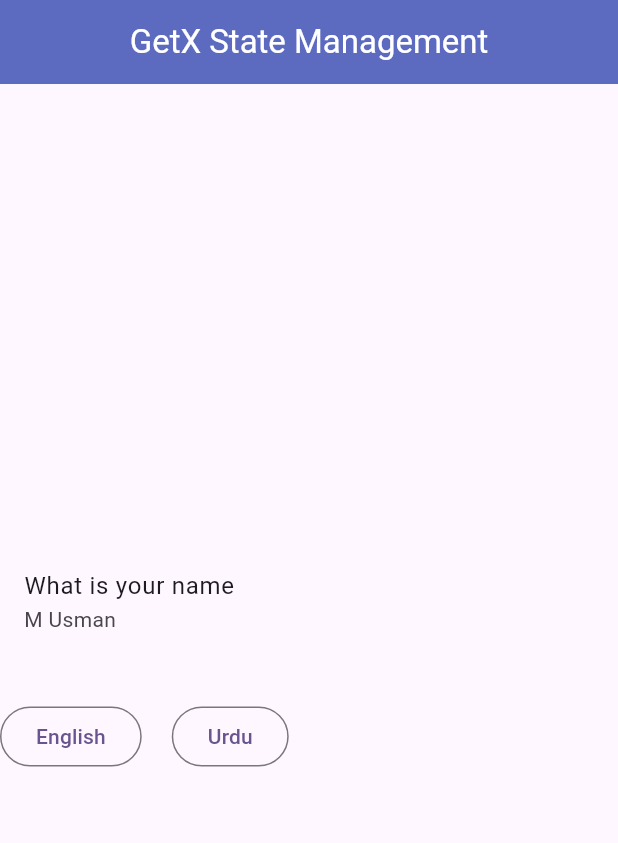
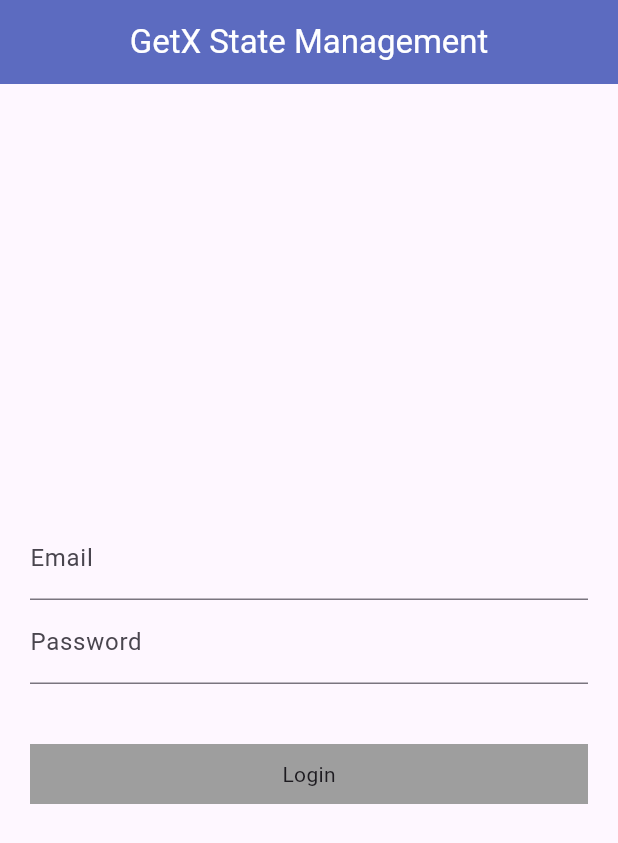
Before and after one commit to musman023/getx-using-mvvm, a Flutter app: the screen it shows after launch, on a phone screen of 412 x 824 dp. Shown: the top 843 px of the screen. Run offline on Flutter 3.47's test engine with Material 3 defaults, Android fonts, the phone set to English and light mode, and no system bars; our stand-ins replace get.

Commit message:
login with api

```diff
--- a/lib/home_screen.dart
+++ b/lib/home_screen.dart
@@ -1,5 +1,6 @@
 import 'package:flutter/material.dart';
 import 'package:get/get.dart';
+import 'package:getxapp/login_controller.dart';
 
 class HomeScreen extends StatefulWidget {
   const HomeScreen({super.key});
@@ -9,6 +10,8 @@ class HomeScreen extends StatefulWidget {
 }
 
 class _HomeScreenState extends State<HomeScreen> {
+  LoginController controller = Get.put(LoginController());
+
   @override
   Widget build(BuildContext context) {
     return Scaffold(
@@ -20,36 +23,41 @@ class _HomeScreenState extends State<HomeScreen> {
           centerTitle: true,
           backgroundColor: Colors.indigo.shade400,
         ),
-      body: Column(
+        body: Padding(
+          padding: const EdgeInsets.symmetric(horizontal: 20),
+          child: Column(
             mainAxisAlignment: MainAxisAlignment.center,
             crossAxisAlignment: CrossAxisAlignment.center,
             children: [
-          ListTile(
-            title: Text('message'.tr),
-            subtitle: Text('name'.tr),
+              TextFormField(
+                controller: controller.emailController.value,
+                decoration: const InputDecoration(
+                    hintText: 'Email', labelText: 'Email'),
+              ),
+              TextFormField(
+                controller: controller.passwordController.value,
+                decoration: const InputDecoration(
+                    hintText: 'Password', labelText: 'Password'),
               ),
               const SizedBox(
-            height: 30,
+                height: 40,
               ),
-          Row(
-            children: [
-              OutlinedButton(
-                  onPressed: () {
-                    Get.updateLocale(const Locale('en', 'US'));
+              Obx(() {
+                return InkWell(
+                  onTap: () {
+                    controller.loginApi();
                   },
-                  child: const Text("English")),
-              const SizedBox(
-                width: 20,
+                  child: controller.loading.value
+                      ? const CircularProgressIndicator()
+                      : Container(
+                          height: 40,
+                          color: Colors.grey,
+                          child: const Center(child: Text("Login")),
                         ),
-              OutlinedButton(
-                  onPressed: () {
-                    Get.updateLocale(const Locale('ur', 'PK'));
-                  },
-                  child: const Text("Urdu"))
-            ],
-          )
+                );
+              })
             ],
           ),
-    );
+        ));
   }
 }
--- a/lib/languages.dart
+++ /dev/null
@@ -1,15 +0,0 @@
-import 'package:get/get_navigation/src/root/internacionalization.dart';
-
-class Languages extends Translations {
-  @override
-  Map<String, Map<String, String>> get keys => {
-        'en_US': {
-          'message': 'What is your name',
-          'name': 'M Usman',
-        },
-        'ur_PK': {
-          'message': 'آپ کا نام کیا ہے',
-          'name': 'ایم عثمان',
-        }
-      };
-}
--- /dev/null
+++ b/lib/login_controller.dart
@@ -0,0 +1,36 @@
+import 'dart:convert';
+
+import 'package:flutter/material.dart';
+import 'package:get/get.dart';
+import 'package:http/http.dart';
+
+class LoginController extends GetxController {
+  final emailController = TextEditingController().obs;
+  final passwordController = TextEditingController().obs;
+
+  Rx loading = false.obs;
+
+  void loginApi() async {
+    loading.value = true;
+    try {
+      final response =
+          await post(Uri.parse('https://reqres.in/api/login'), body: {
+        'email': emailController.value.text,
+        'password': passwordController.value.text,
+      });
+
+      var data = jsonDecode(response.body);
+
+      if (response.statusCode == 200) {
+        Get.snackbar('Login Successful', 'Successfully Login');
+        loading.value = false;
+      } else {
+        Get.snackbar('Login Failed', data['error']);
+        loading.value = false;
+      }
+    } catch (e) {
+      Get.snackbar('Exception Failed', e.toString());
+      loading.value = false;
+    }
+  }
+}
--- a/lib/main.dart
+++ b/lib/main.dart
@@ -1,7 +1,6 @@
 import 'package:flutter/material.dart';
 import 'package:get/get.dart';
 import 'package:getxapp/home_screen.dart';
-import 'package:getxapp/languages.dart';
 
 void main() {
   runApp(const MyApp());
@@ -16,9 +15,6 @@ class MyApp extends StatelessWidget {
     return GetMaterialApp(
       debugShowCheckedModeBanner: false,
       title: 'Flutter Demo',
-      locale: const Locale('en', 'US'),
-      fallbackLocale: const Locale('en', 'Us'),
-      translations: Languages(),
       theme: ThemeData(
         colorScheme: ColorScheme.fromSeed(seedColor: Colors.deepPurple),
         useMaterial3: true,
--- a/pubspec.yaml
+++ b/pubspec.yaml
@@ -36,6 +36,7 @@ dependencies:
   # Use with the CupertinoIcons class for iOS style icons.
   cupertino_icons: ^1.0.6
   get: ^4.6.6
+  http: ^1.2.1
 
 dev_dependencies:
   flutter_test:
```
Also changed, not shown: pubspec.lock, 1 other file. Lines whose indentation alone changed are shown as unchanged.
